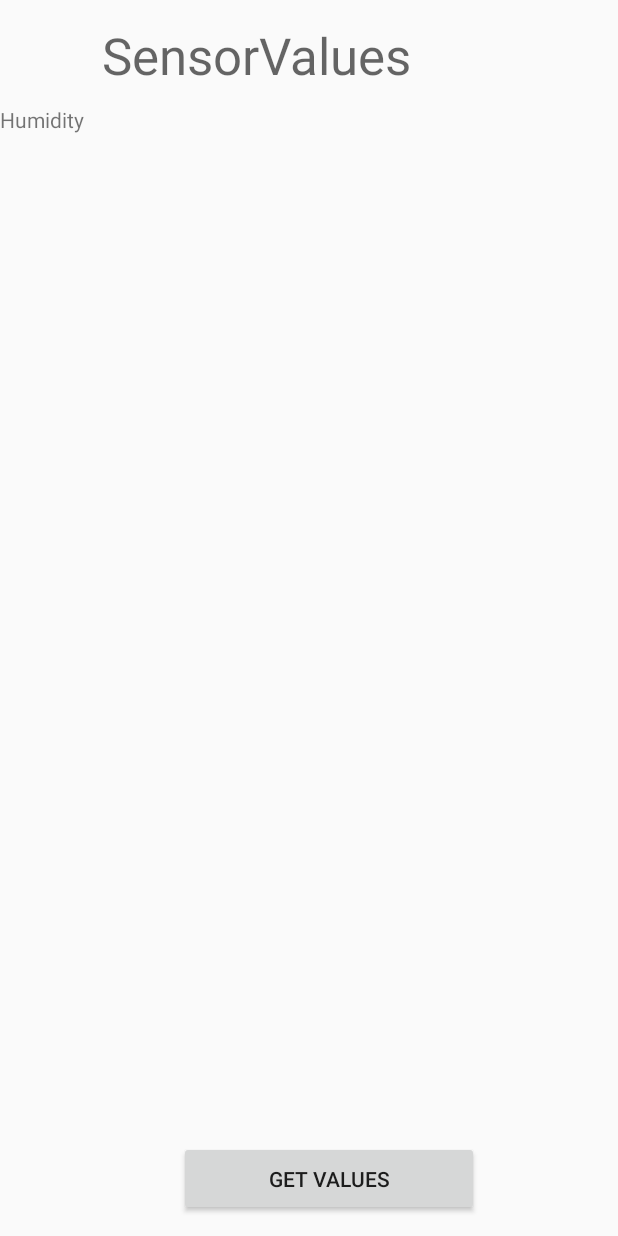
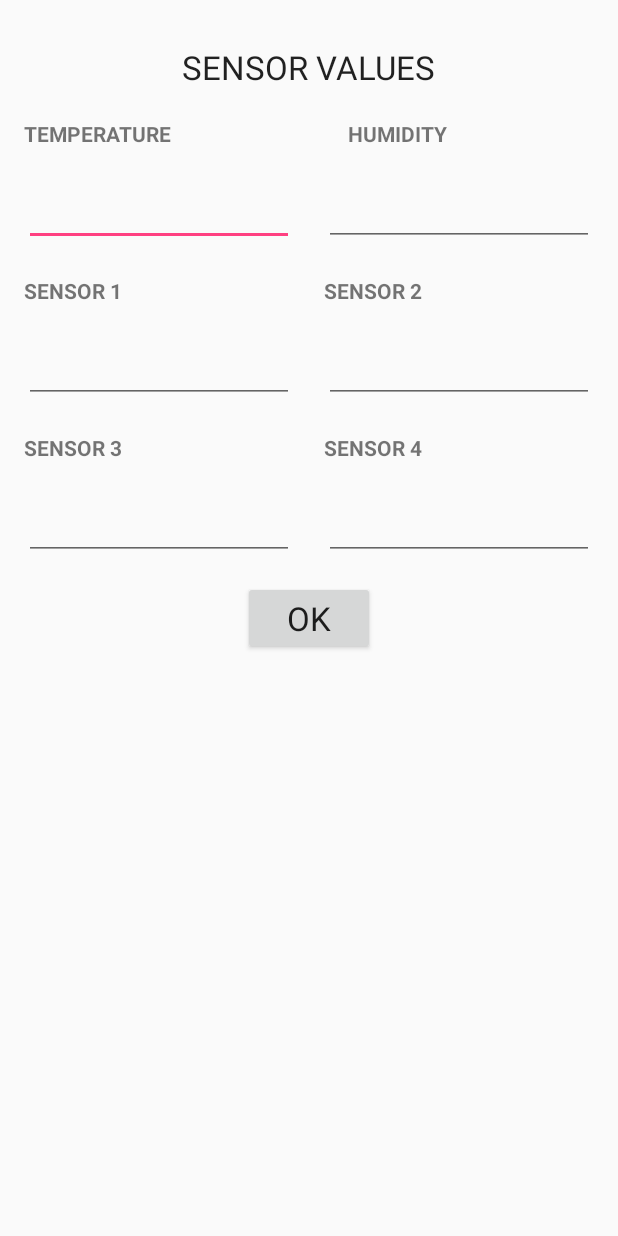
Before and after one commit to kartisuri/AutonomousDrone, an Android app: the layout sensor_activity.xml on its own in the app's theme, with its tools: preview values and no code run, on a phone screen of 412 x 824 dp. Run offline under Robolectric (Android 15) with nearby library versions, the phone set to English and light mode, and no system bars.

Commit message:
Updated sensor_activity.xml

```diff
--- a/app/src/main/res/layout/sensor_activity.xml
+++ b/app/src/main/res/layout/sensor_activity.xml
@@ -1,63 +1,194 @@
-<?xml version="1.0" encoding="utf-8"?>
 <RelativeLayout xmlns:android="http://schemas.android.com/apk/res/android"
-    xmlns:tools="http://schemas.android.com/tools"
     android:layout_width="match_parent"
     android:layout_height="match_parent"
-    android:orientation="vertical">
-
-    <!--<AutoCompleteTextView-->
-        <!--android:id="@+id/altitude"-->
-        <!--android:layout_width="match_parent"-->
-        <!--android:layout_height="wrap_content"-->
-        <!--android:ems="10"-->
-        <!--android:layout_marginBottom="134dp"-->
-        <!--android:layout_above="@+id/humidity"-->
-        <!--android:layout_alignParentStart="true" />-->
+    android:paddingBottom="@dimen/activity_vertical_margin"
+    android:paddingLeft="@dimen/activity_horizontal_margin"
+    android:paddingRight="@dimen/activity_horizontal_margin"
+    android:paddingTop="@dimen/activity_vertical_margin">
 
     <TextView
-        android:id="@+id/humidity"
+        android:id="@+id/textSensorValues"
+        android:layout_width="wrap_content"
+        android:layout_height="wrap_content"
+        android:layout_centerHorizontal="true"
+        android:layout_centerInParent="false"
+        android:layout_marginTop="14dp"
+        android:text="SENSOR VALUES"
+        android:textAppearance="?android:attr/textAppearanceLarge" />
+
+    <LinearLayout
+        android:id="@+id/Layout1"
         android:layout_width="match_parent"
         android:layout_height="wrap_content"
-        android:ems="10"
-        android:layout_below="@+id/textView4"
-        android:layout_alignParentStart="true" />
+        android:layout_below="@id/textSensorValues"
+        android:layout_marginTop="20dp"
+        android:orientation="horizontal"
+        android:weightSum="2">
 
-    <Button
-        android:id="@+id/btnGetValues"
-        android:layout_width="200dp"
-        android:layout_height="50dp"
-        android:focusable="false"
-        android:text="Get Values"
-        android:layout_marginBottom="13dp"
-        android:layout_marginEnd="24dp"
-        android:layout_alignParentBottom="true"
-        android:layout_alignEnd="@+id/textView5" />
+        <TextView
+            android:id="@+id/textView1"
+            android:layout_width="wrap_content"
+            android:layout_height="wrap_content"
+            android:layout_marginRight="10dp"
+            android:layout_weight="1"
+            android:text="TEMPERATURE"
+            android:textStyle="bold" />
 
-    <!--<TextView-->
-        <!--android:id="@+id/textView3"-->
-        <!--android:layout_width="match_parent"-->
-        <!--android:layout_height="wrap_content"-->
-        <!--android:layout_above="@+id/altitude"-->
-        <!--android:layout_alignParentStart="true"-->
-        <!--android:layout_marginBottom="22dp"-->
-        <!--android:text="Altitude" />-->
+        <TextView
+            android:id="@+id/textView2"
+            android:layout_width="wrap_content"
+            android:layout_height="wrap_content"
+            android:layout_marginLeft="10dp"
+            android:layout_weight="1"
+            android:text="HUMIDITY"
+            android:textStyle="bold" />
+
+    </LinearLayout>
+
+    <LinearLayout
+        android:id="@+id/Layout2"
+        android:layout_width="match_parent"
+        android:layout_height="wrap_content"
+        android:layout_below="@+id/Layout1"
+        android:layout_marginTop="20dp"
+        android:orientation="horizontal"
+        android:weightSum="2">
+
+        <AutoCompleteTextView
+            android:id="@+id/Temperature"
+            android:layout_width="wrap_content"
+            android:layout_height="wrap_content"
+            android:layout_marginRight="10dp"
+            android:layout_weight="1"
+            android:textStyle="bold" />
+
+        <AutoCompleteTextView
+            android:id="@+id/Humidity"
+            android:layout_width="wrap_content"
+            android:layout_height="wrap_content"
+            android:layout_marginLeft="10dp"
+            android:layout_weight="1"
+            android:textStyle="bold" />
+
+    </LinearLayout>
+
+    <LinearLayout
+        android:id="@+id/Layout3"
+        android:layout_width="match_parent"
+        android:layout_height="wrap_content"
+        android:layout_below="@+id/Layout2"
+        android:layout_marginTop="20dp"
+        android:orientation="horizontal"
+        android:weightSum="2">
+
+        <TextView
+            android:id="@+id/textView3"
+            android:layout_width="wrap_content"
+            android:layout_height="wrap_content"
+            android:layout_marginRight="10dp"
+            android:layout_weight="1"
+            android:text="SENSOR 1"
+            android:textStyle="bold" />
 
         <TextView
             android:id="@+id/textView4"
+            android:layout_width="wrap_content"
+            android:layout_height="wrap_content"
+            android:layout_marginLeft="10dp"
+            android:layout_weight="1"
+            android:text="SENSOR 2"
+            android:textStyle="bold" />
+    </LinearLayout>
+
+    <LinearLayout
+        android:id="@+id/Layout4"
         android:layout_width="match_parent"
         android:layout_height="wrap_content"
-        android:text="Humidity"
-        android:layout_below="@+id/textView5"
-        android:layout_alignParentStart="true"
-        android:layout_marginTop="16dp" />
+        android:layout_below="@+id/Layout3"
+        android:layout_marginTop="20dp"
+        android:orientation="horizontal"
+        android:weightSum="2">
+
+        <AutoCompleteTextView
+            android:id="@+id/Sensor1"
+            android:layout_width="wrap_content"
+            android:layout_height="wrap_content"
+            android:layout_marginRight="10dp"
+            android:layout_weight="1"
+            android:textStyle="bold" />
+
+        <AutoCompleteTextView
+            android:id="@+id/Sensor2"
+            android:layout_width="wrap_content"
+            android:layout_height="wrap_content"
+            android:layout_marginLeft="10dp"
+            android:layout_weight="1"
+            android:textStyle="bold" />
+    </LinearLayout>
+
+    <LinearLayout
+        android:id="@+id/Layout5"
+        android:layout_width="match_parent"
+        android:layout_height="wrap_content"
+        android:layout_below="@+id/Layout4"
+        android:layout_marginTop="20dp"
+        android:orientation="horizontal"
+        android:weightSum="2">
 
         <TextView
             android:id="@+id/textView5"
-        android:layout_width="275dp"
-        android:layout_height="40dp"
+            android:layout_width="wrap_content"
+            android:layout_height="wrap_content"
+            android:layout_marginRight="10dp"
+            android:layout_weight="1"
+            android:text="SENSOR 3"
+            android:textStyle="bold" />
+
+        <TextView
+            android:id="@+id/textView6"
+            android:layout_width="wrap_content"
+            android:layout_height="wrap_content"
+            android:layout_marginLeft="10dp"
+            android:layout_weight="1"
+            android:text="SENSOR 4"
+            android:textStyle="bold" />
+    </LinearLayout>
+
+    <LinearLayout
+        android:id="@+id/Layout6"
+        android:layout_width="match_parent"
+        android:layout_height="wrap_content"
+        android:layout_below="@+id/Layout5"
+        android:layout_marginTop="20dp"
+        android:orientation="horizontal"
+        android:weightSum="2">
+
+        <AutoCompleteTextView
+            android:id="@+id/Sensor3"
+            android:layout_width="wrap_content"
+            android:layout_height="wrap_content"
+            android:layout_marginRight="10dp"
+            android:layout_weight="1"
+            android:textStyle="bold" />
+
+        <AutoCompleteTextView
+            android:id="@+id/Sensor4"
+            android:layout_width="wrap_content"
+            android:layout_height="wrap_content"
+            android:layout_marginLeft="10dp"
+            android:layout_weight="1"
+            android:textStyle="bold" />
+    </LinearLayout>
+
+    <Button
+        android:id="@+id/btn_ok_sensorValues"
+        android:layout_width="wrap_content"
+        android:layout_height="wrap_content"
+        android:layout_below="@id/Layout6"
+        android:layout_centerHorizontal="true"
+        android:layout_centerInParent="false"
         android:layout_marginTop="14dp"
-        android:text="SensorValues"
-        android:textAppearance="@style/TextAppearance.AppCompat.Display1"
-        android:layout_alignParentTop="true"
-        android:layout_centerHorizontal="true" />
+        android:text="OK"
+        android:textAppearance="?android:attr/textAppearanceLarge" />
+
 </RelativeLayout>
```
Lines whose indentation alone changed are shown as unchanged.
